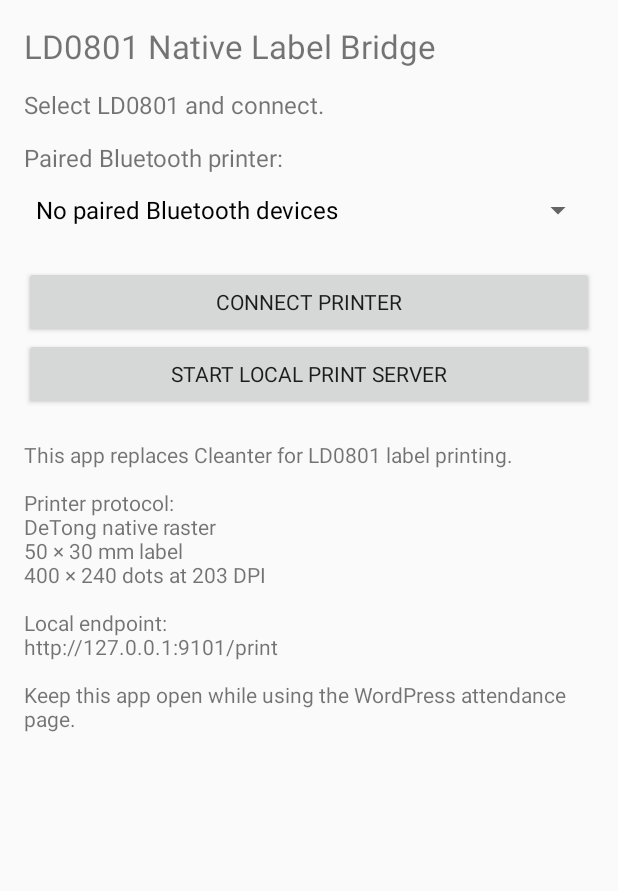
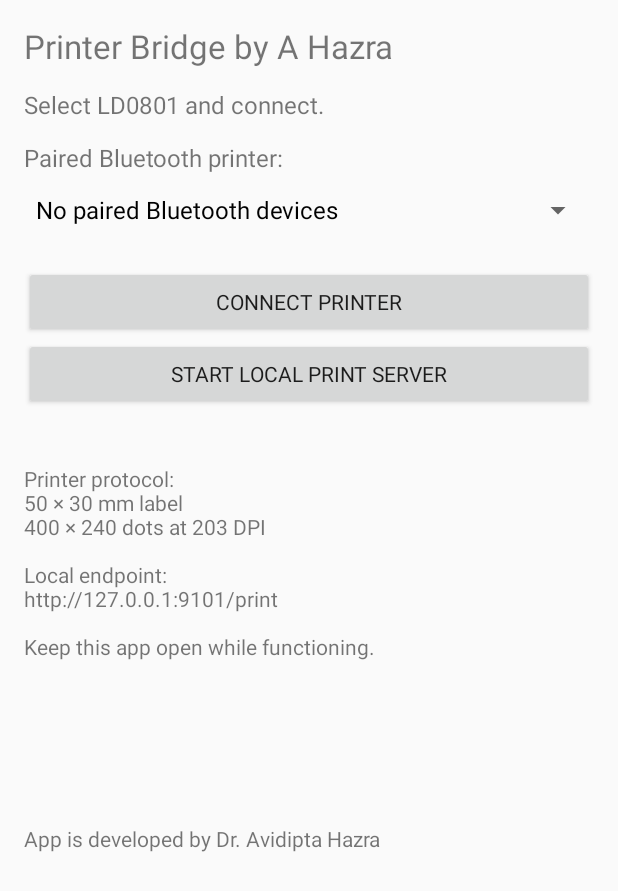
Before and after one commit to avidipta-hazra/printer, an Android app: the screen it shows after launch (MainActivity), on a phone screen of 412 x 824 dp. Shown: the top 891 px of the screen. Run offline under Robolectric (Android 15) with nearby library versions, the phone set to English and light mode, and no system bars.

Commit message:
Update MainActivity.kt

```diff
--- a/app/src/main/java/com/example/ld0801bridge/MainActivity.kt
+++ b/app/src/main/java/com/example/ld0801bridge/MainActivity.kt
@@ -64,7 +64,7 @@ class MainActivity : Activity() {
         }
 
         val title = TextView(this).apply {
-            text = "LD0801 Native Label Bridge"
+            text = "Printer Bridge by A Hazra"
             textSize = 22f
             setPadding(0, 0, 0, 20)
         }
@@ -105,17 +105,23 @@ class MainActivity : Activity() {
 
         val info = TextView(this).apply {
             text = """
-This app replaces Cleanter for LD0801 label printing.
 
 Printer protocol:
-DeTong native raster
 50 × 30 mm label
 400 × 240 dots at 203 DPI
 
 Local endpoint:
 http://127.0.0.1:9101/print
 
-Keep this app open while using the WordPress attendance page.
+Keep this app open while functioning.
+
+
+
+
+
+
+
+App is developed by Dr. Avidipta Hazra
 """.trimIndent()
             textSize = 14f
             setPadding(0, 30, 0, 0)
```
